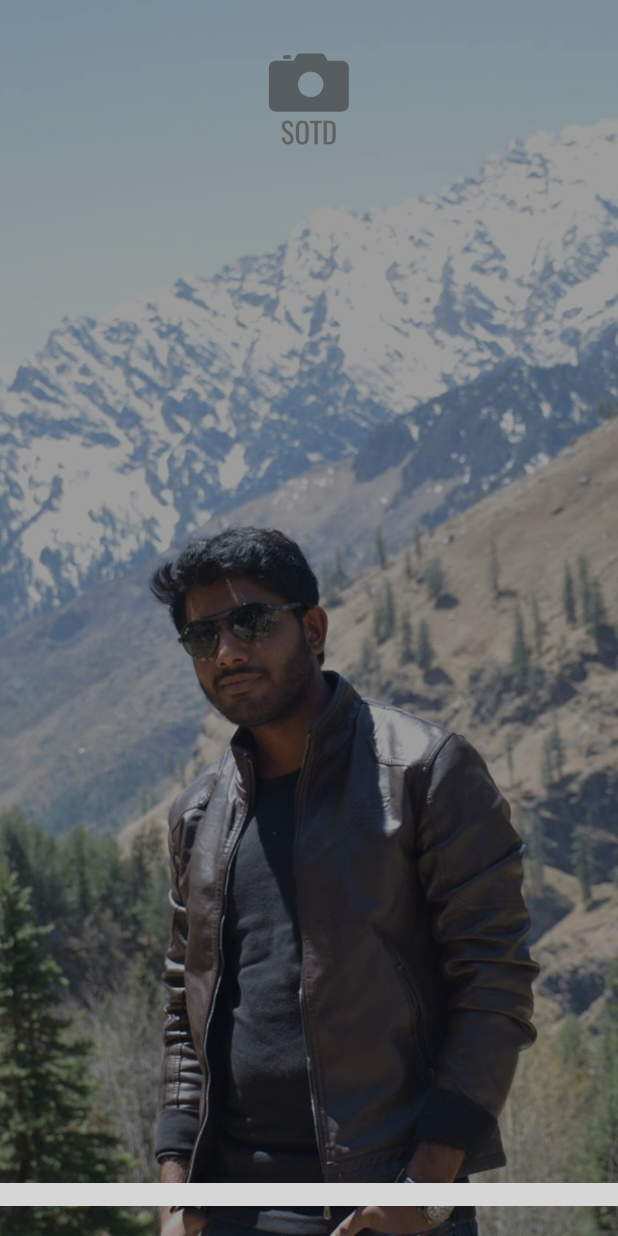
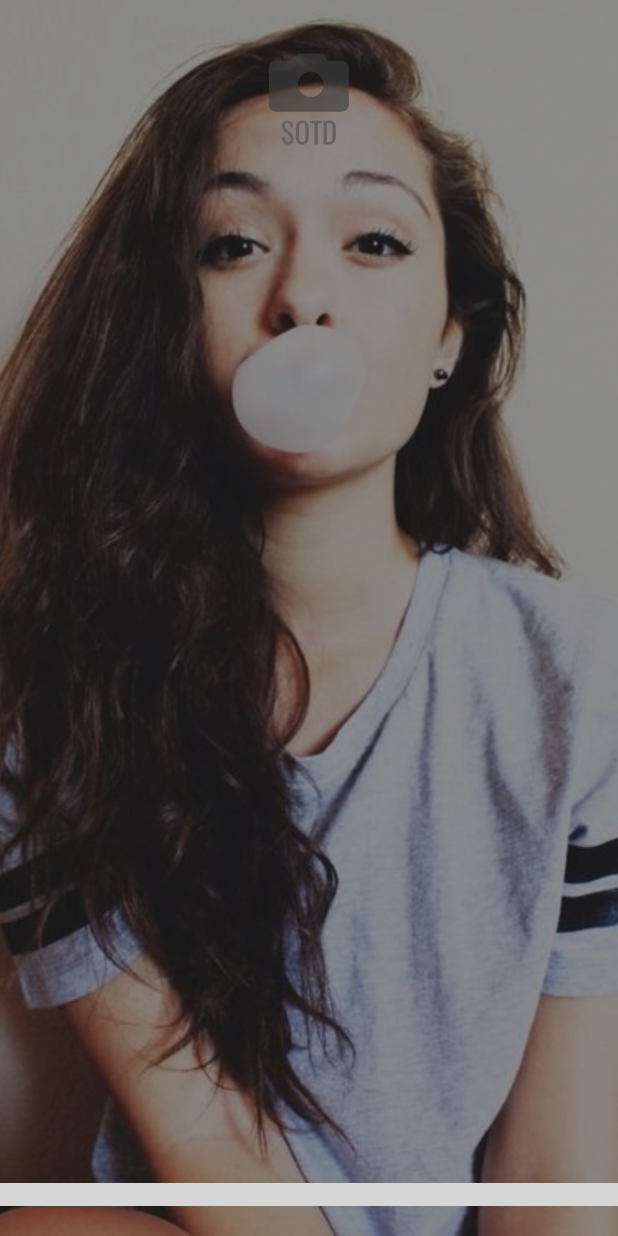
Before and after one commit to Sourabhkhurrana/SOTD, an Android app: the layout activity_sign_in.xml on its own in the app's theme, with its tools: preview values and no code run, on a phone screen of 412 x 824 dp. Run offline under Robolectric (Android 15) with nearby library versions, the phone set to English and light mode, and no system bars; plain views replace InkPageIndicator; grey boxes are pictures that could not be loaded.

Commit message:
Added Login XML

```diff
--- a/app/build.gradle
+++ b/app/build.gradle
@@ -5,7 +5,7 @@ android {
     buildToolsVersion "26.0.1"
     defaultConfig {
         applicationId "com.nougatstudio.sotd"
-        minSdkVersion 21
+        minSdkVersion 19
         targetSdkVersion 26
         versionCode 1
         versionName "1.0"
--- a/app/src/main/java/com/nougatstudio/sotd/activity/FullScreen.java
+++ b/app/src/main/java/com/nougatstudio/sotd/activity/FullScreen.java
@@ -21,8 +21,8 @@ public class FullScreen extends AppCompatActivity {
     @Override
     protected void onCreate(Bundle savedInstanceState) {
         super.onCreate(savedInstanceState);
-        ActionBar actionBar = getSupportActionBar();
-        actionBar.hide();
+//        ActionBar actionBar = getSupportActionBar();
+//        actionBar.hide();
         //Remove notification bar
         this.getWindow().setFlags(WindowManager.LayoutParams.FLAG_FULLSCREEN, WindowManager.LayoutParams.FLAG_FULLSCREEN);
 
--- a/app/src/main/res/layout/activity_sign_in.xml
+++ b/app/src/main/res/layout/activity_sign_in.xml
@@ -11,7 +11,7 @@
         android:layout_width="match_parent"
         android:layout_height="match_parent"
         android:scaleType="centerCrop"
-        android:src="@drawable/scene1"/>
+        android:src="@drawable/b"/>
     <RelativeLayout
         android:layout_width="match_parent"
         android:background="@color/transpaernt"
```
Also changed, not shown: app/src/main/java/com/nougatstudio/sotd/activity/SignIn.java (+6 -6 lines).
